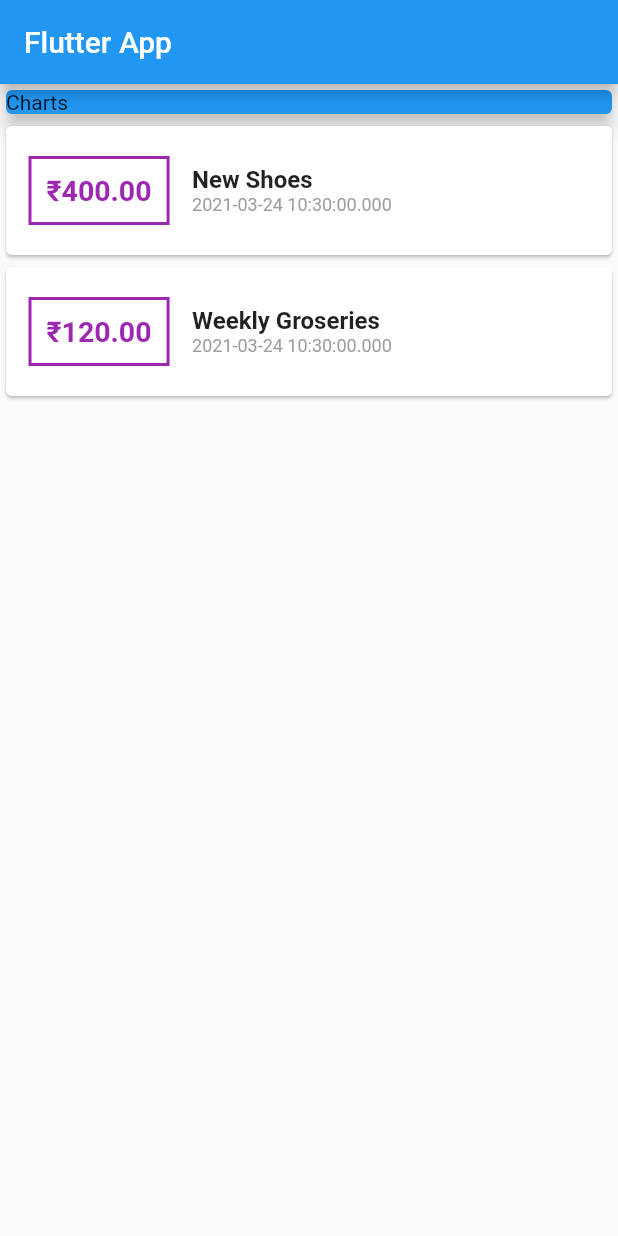
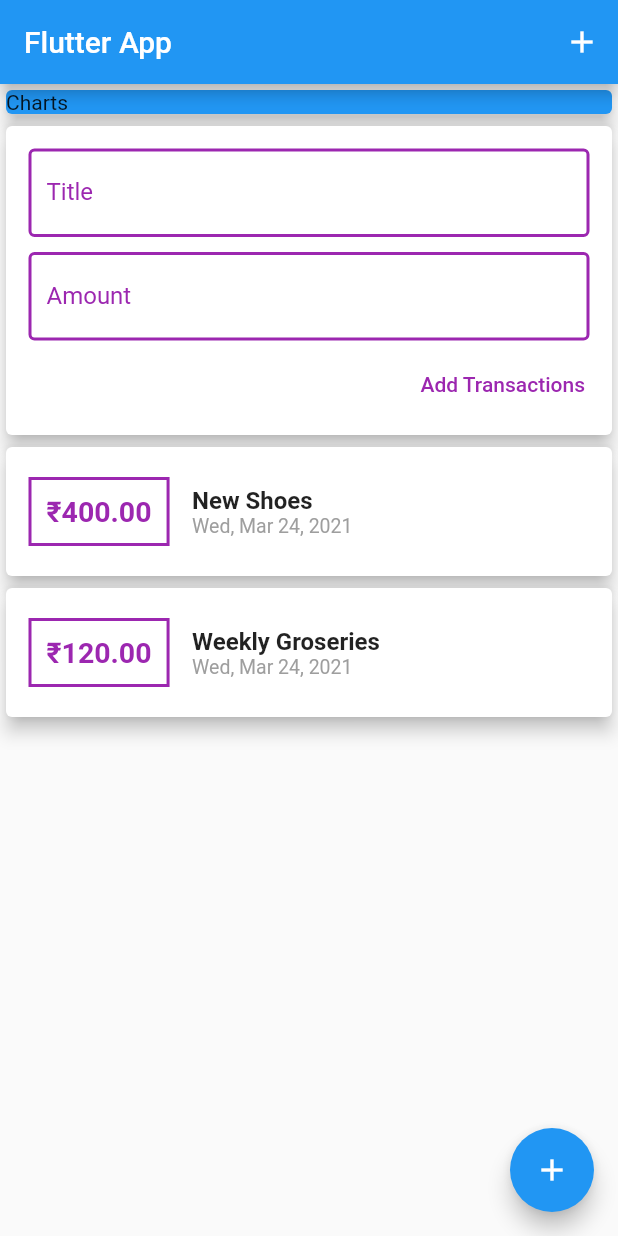
Before and after one commit to DevanK20000/expense-tracker, a Flutter app: the screen it shows after launch, on a phone screen of 412 x 824 dp. Run offline on Flutter 3.47's test engine with Material 2 defaults, Android fonts, the phone set to English and light mode, and no system bars.

```diff
--- a/lib/main.dart
+++ b/lib/main.dart
@@ -1,9 +1,17 @@
-import 'dart:ui';
-
 import 'package:flutter/material.dart';
-import 'package:flutter_application_2/transactions.dart';
+import 'package:flutter_application_2/widgets/new_transaction.dart';
+import 'package:flutter_application_2/widgets/user_transaction.dart';
 
 void main() => runApp(MyApp());
+
+// void startNewTransaction(BuildContext ctx) {
+//   showModalBottomSheet(
+//     context: ctx,
+//     builder: (_) {
+//       return NewTransaction(addTx);
+//     },
+//   );
+// }
 
 class MyApp extends StatelessWidget {
   @override
@@ -16,30 +24,15 @@ class MyApp extends StatelessWidget {
 }
 
 class MyHomePage extends StatelessWidget {
-  final List<Transaction> transactions = [
-    Transaction(
-      id: 't1',
-      name: 'New Shoes',
-      amount: 400.00,
-      date: DateTime.now(),
-    ),
-    Transaction(
-      id: 't2',
-      name: 'Weekly Groseries',
-      amount: 120.00,
-      date: DateTime.now(),
-    ),
-  ];
-
   @override
   Widget build(BuildContext context) {
     return Scaffold(
       appBar: AppBar(
         title: Text('Flutter App'),
+        actions: [IconButton(icon: Icon(Icons.add), onPressed: () {})],
       ),
-      body: Column(
-        mainAxisAlignment: MainAxisAlignment.start,
-        crossAxisAlignment: CrossAxisAlignment.stretch,
+      body: SingleChildScrollView(
+        child: Column(
           children: [
             Container(
               width: double.infinity,
@@ -49,58 +42,14 @@ class MyHomePage extends StatelessWidget {
                 color: Colors.blue,
               ),
             ),
-          Column(
-            children: transactions.map((tx) {
-              return Card(
-                child: Row(
-                  children: [
-                    Container(
-                      margin: EdgeInsets.symmetric(
-                        vertical: 20,
-                        horizontal: 15,
-                      ),
-                      decoration: BoxDecoration(
-                        border: Border.all(
-                          color: Colors.purple,
-                          width: 2,
+            UserTransaction(),
+          ],
         ),
       ),
-                      padding: EdgeInsets.all(10),
-                      child: Text(
-                        '₹${tx.amount.toStringAsFixed(2)}',
-                        style: TextStyle(
-                          fontWeight: FontWeight.bold,
-                          fontSize: 19,
-                          color: Colors.purple,
-                        ),
-                      ),
-                    ),
-                    Column(
-                      mainAxisAlignment: MainAxisAlignment.start,
-                      crossAxisAlignment: CrossAxisAlignment.start,
-                      children: [
-                        Text(
-                          tx.name,
-                          style: TextStyle(
-                            fontWeight: FontWeight.bold,
-                            fontSize: 16,
-                          ),
-                        ),
-                        Text(
-                          tx.date.toString(),
-                          style: TextStyle(
-                            fontSize: 12,
-                            color: Colors.grey,
-                          ),
-                        ),
-                      ],
-                    ),
-                  ],
-                ),
-              );
-            }).toList(),
-          ),
-        ],
+      // floatingActionButtonLocation: FloatingActionButtonLocation.centerFloat,
+      floatingActionButton: FloatingActionButton(
+        onPressed: () {},
+        child: Icon(Icons.add),
       ),
     );
   }
--- /dev/null
+++ b/lib/widgets/new_transaction.dart
@@ -0,0 +1,93 @@
+import 'package:flutter/material.dart';
+
+class NewTransaction extends StatelessWidget {
+  final Function addTx;
+  final titleController = TextEditingController();
+  final amountController = TextEditingController();
+
+  NewTransaction(this.addTx);
+  void onSubmit() {
+    final enteredTitle = titleController.text;
+    final enteredAmount = double.parse(titleController.text);
+
+    if (enteredTitle.isEmpty || enteredAmount <= 0) {
+      return;
+    }
+
+    addTx(
+      enteredTitle,
+      enteredAmount,
+    );
+  }
+
+  @override
+  Widget build(BuildContext context) {
+    return Card(
+      elevation: 5,
+      child: Container(
+        padding: EdgeInsets.all(10),
+        child: Column(
+          crossAxisAlignment: CrossAxisAlignment.end,
+          children: [
+            Container(
+              padding: EdgeInsets.all(5),
+              child: TextField(
+                controller: titleController,
+                onSubmitted: (_) => onSubmit,
+                // onChanged: (value) => titleInput = value, //use controller instead
+                cursorColor: Colors.purple,
+                decoration: InputDecoration(
+                  labelText: 'Title',
+                  labelStyle: TextStyle(color: Colors.purple),
+                  focusedBorder: OutlineInputBorder(
+                    borderSide: BorderSide(
+                      color: Colors.purple,
+                      width: 2,
+                    ),
+                  ),
+                  enabledBorder: OutlineInputBorder(
+                    borderSide: BorderSide(
+                      color: Colors.purple,
+                      width: 2,
+                    ),
+                  ),
+                ),
+              ),
+            ),
+            Container(
+              padding: EdgeInsets.all(5),
+              child: TextField(
+                controller: amountController,
+                onSubmitted: (_) => onSubmit,
+                keyboardType: TextInputType.numberWithOptions(decimal: true),
+                // onChanged: (value) => amountInput = value,
+                cursorColor: Colors.purple,
+                decoration: InputDecoration(
+                  labelText: 'Amount',
+                  labelStyle: TextStyle(color: Colors.purple),
+                  focusedBorder: OutlineInputBorder(
+                    borderSide: BorderSide(
+                      color: Colors.purple,
+                      width: 2,
+                    ),
+                  ),
+                  enabledBorder: OutlineInputBorder(
+                    borderSide: BorderSide(
+                      color: Colors.purple,
+                      width: 2,
+                    ),
+                  ),
+                ),
+              ),
+            ),
+            TextButton(
+              onPressed: onSubmit,
+              child: Text('Add Transactions'),
+              style: TextButton.styleFrom(primary: Colors.purple),
+            )
+          ],
+        ),
+      ),
+    );
+  }
+}
--- /dev/null
+++ b/lib/widgets/transaction_list.dart
@@ -0,0 +1,70 @@
+import 'package:flutter/material.dart';
+import 'package:flutter_application_2/models/transaction.dart';
+
+import 'package:intl/intl.dart';
+
+class TransactionList extends StatelessWidget {
+  final List<Transaction> transactions;
+
+  TransactionList(this.transactions);
+
+  @override
+  Widget build(BuildContext context) {
+    return Container(
+      height: 450,
+      child: ListView.builder(
+        itemBuilder: (ctx, index) {
+          return Card(
+            elevation: 5,
+            child: Row(
+              children: [
+                Container(
+                  margin: EdgeInsets.symmetric(
+                    vertical: 20,
+                    horizontal: 15,
+                  ),
+                  decoration: BoxDecoration(
+                    border: Border.all(
+                      color: Colors.purple,
+                      width: 2,
+                    ),
+                  ),
+                  padding: EdgeInsets.all(10),
+                  child: Text(
+                    '₹${transactions[index].amount.toStringAsFixed(2)}',
+                    style: TextStyle(
+                      fontWeight: FontWeight.bold,
+                      fontSize: 19,
+                      color: Colors.purple,
+                    ),
+                  ),
+                ),
+                Column(
+                  mainAxisAlignment: MainAxisAlignment.start,
+                  crossAxisAlignment: CrossAxisAlignment.start,
+                  children: [
+                    Text(
+                      transactions[index].name,
+                      style: TextStyle(
+                        fontWeight: FontWeight.bold,
+                        fontSize: 16,
+                      ),
+                    ),
+                    Text(
+                      DateFormat.yMMMEd().format(transactions[index].date),
+                      style: TextStyle(
+                        fontSize: 13,
+                        color: Colors.grey,
+                      ),
+                    ),
+                  ],
+                ),
+              ],
+            ),
+          );
+        },
+        itemCount: transactions.length,
+      ),
+    );
+  }
+}
--- /dev/null
+++ b/lib/widgets/user_transaction.dart
@@ -0,0 +1,50 @@
+import 'package:flutter/material.dart';
+import 'package:flutter_application_2/widgets/new_transaction.dart';
+import 'package:flutter_application_2/widgets/transaction_list.dart';
+import 'package:flutter_application_2/models/transaction.dart';
+
+class UserTransaction extends StatefulWidget {
+  UserTransaction({Key key}) : super(key: key);
+
+  @override
+  _UserTransactionState createState() => _UserTransactionState();
+}
+
+class _UserTransactionState extends State<UserTransaction> {
+  final List<Transaction> _userTransactions = [
+    Transaction(
+      id: 't1',
+      name: 'New Shoes',
+      amount: 400.00,
+      date: DateTime.now(),
+    ),
+    Transaction(
+      id: 't2',
+      name: 'Weekly Groseries',
+      amount: 120.00,
+      date: DateTime.now(),
+    ),
+  ];
+
+  void _addUserTransaction(String txTitle, double txAmount) {
+    final newtx = Transaction(
+      id: DateTime.now().toString(),
+      name: txTitle,
+      amount: txAmount,
+      date: DateTime.now(),
+    );
+    setState(() {
+      _userTransactions.add(newtx);
+    });
+  }
+
+  @override
+  Widget build(BuildContext context) {
+    return Column(
+      children: [
+        NewTransaction(_addUserTransaction),
+        TransactionList(_userTransactions),
+      ],
+    );
+  }
+}
```
Also changed, not shown: lib/models/transaction.dart (renamed from lib/transactions.dart). Lines whose indentation alone changed are shown as unchanged.
